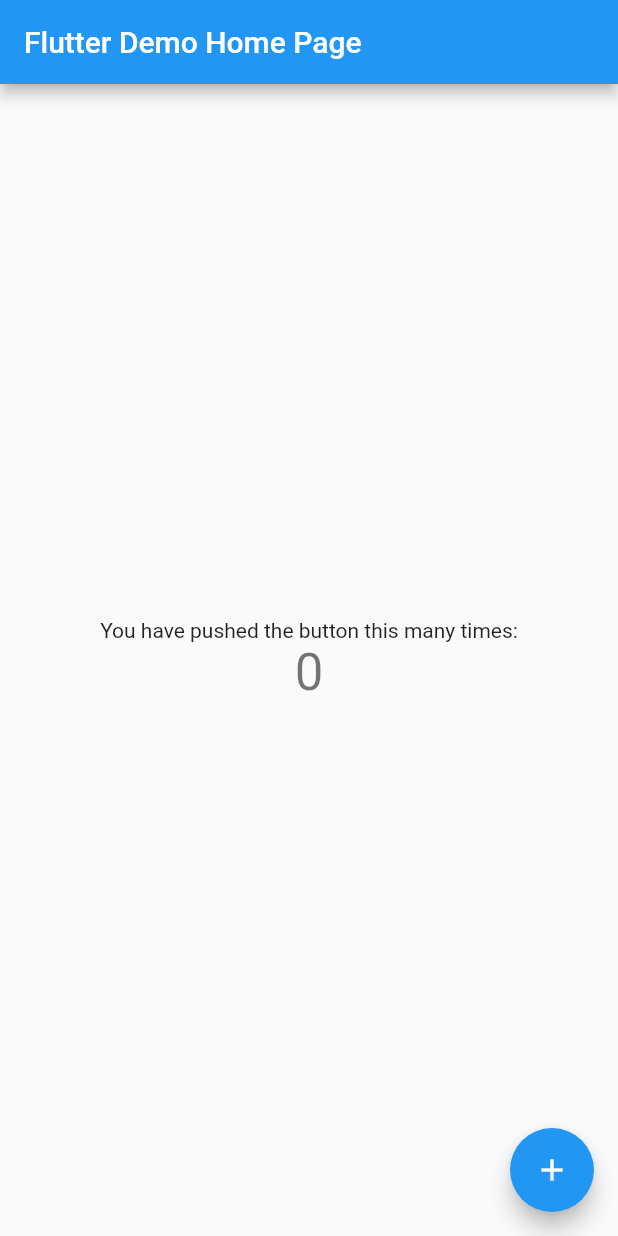
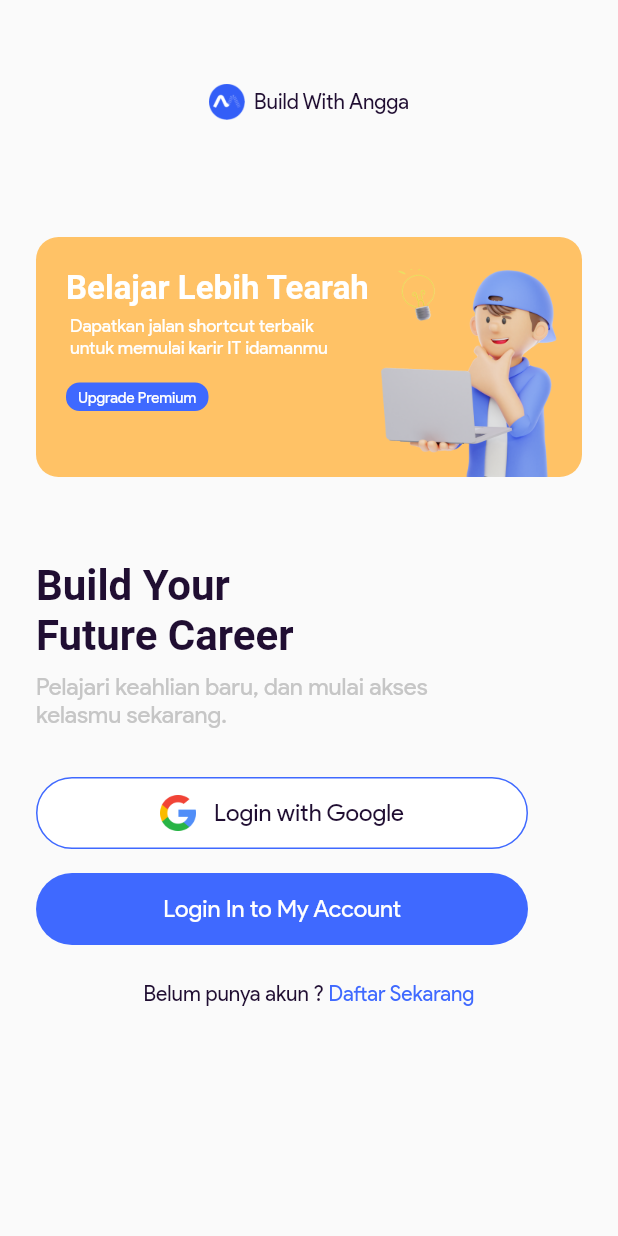
Before and after one commit to Syahro/course, a Flutter app: the screen it shows after launch, on a phone screen of 412 x 824 dp. Run offline on Flutter 3.47's test engine with Material 2 defaults, Android fonts, the phone set to English and light mode, and no system bars; Roboto replaces fonts that are missing (Product-Regular-Bold).

Commit message:
done modified loginPage, splashScreeen and add some assets or support

```diff
--- a/lib/main.dart
+++ b/lib/main.dart
@@ -1,113 +1,14 @@
+import 'package:course/pages/login_page.dart';
 import 'package:flutter/material.dart';
 
-void main() {
-  runApp(MyApp());
-}
+void main() => runApp(MyApp());
 
 class MyApp extends StatelessWidget {
-  // This widget is the root of your application.
   @override
   Widget build(BuildContext context) {
     return MaterialApp(
-      title: 'Flutter Demo',
-      theme: ThemeData(
-        // This is the theme of your application.
-        //
-        // Try running your application with "flutter run". You'll see the
-        // application has a blue toolbar. Then, without quitting the app, try
-        // changing the primarySwatch below to Colors.green and then invoke
-        // "hot reload" (press "r" in the console where you ran "flutter run",
-        // or simply save your changes to "hot reload" in a Flutter IDE).
-        // Notice that the counter didn't reset back to zero; the application
-        // is not restarted.
-        primarySwatch: Colors.blue,
-      ),
-      home: MyHomePage(title: 'Flutter Demo Home Page'),
+      debugShowCheckedModeBanner: false,
+      home: LoginPage(),
     );
   }
 }
-
-class MyHomePage extends StatefulWidget {
-  MyHomePage({Key key, this.title}) : super(key: key);
-
-  // This widget is the home page of your application. It is stateful, meaning
-  // that it has a State object (defined below) that contains fields that affect
-  // how it looks.
-
-  // This class is the configuration for the state. It holds the values (in this
-  // case the title) provided by the parent (in this case the App widget) and
-  // used by the build method of the State. Fields in a Widget subclass are
-  // always marked "final".
-
-  final String title;
-
-  @override
-  _MyHomePageState createState() => _MyHomePageState();
-}
-
-class _MyHomePageState extends State<MyHomePage> {
-  int _counter = 0;
-
-  void _incrementCounter() {
-    setState(() {
-      // This call to setState tells the Flutter framework that something has
-      // changed in this State, which causes it to rerun the build method below
-      // so that the display can reflect the updated values. If we changed
-      // _counter without calling setState(), then the build method would not be
-      // called again, and so nothing would appear to happen.
-      _counter++;
-    });
-  }
-
-  @override
-  Widget build(BuildContext context) {
-    // This method is rerun every time setState is called, for instance as done
-    // by the _incrementCounter method above.
-    //
-    // The Flutter framework has been optimized to make rerunning build methods
-    // fast, so that you can just rebuild anything that needs updating rather
-    // than having to individually change instances of widgets.
-    return Scaffold(
-      appBar: AppBar(
-        // Here we take the value from the MyHomePage object that was created by
-        // the App.build method, and use it to set our appbar title.
-        title: Text(widget.title),
-      ),
-      body: Center(
-        // Center is a layout widget. It takes a single child and positions it
-        // in the middle of the parent.
-        child: Column(
-          // Column is also a layout widget. It takes a list of children and
-          // arranges them vertically. By default, it sizes itself to fit its
-          // children horizontally, and tries to be as tall as its parent.
-          //
-          // Invoke "debug painting" (press "p" in the console, choose the
-          // "Toggle Debug Paint" action from the Flutter Inspector in Android
-          // Studio, or the "Toggle Debug Paint" command in Visual Studio Code)
-          // to see the wireframe for each widget.
-          //
-          // Column has various properties to control how it sizes itself and
-          // how it positions its children. Here we use mainAxisAlignment to
-          // center the children vertically; the main axis here is the vertical
-          // axis because Columns are vertical (the cross axis would be
-          // horizontal).
-          mainAxisAlignment: MainAxisAlignment.center,
-          children: <Widget>[
-            Text(
-              'You have pushed the button this many times:',
-            ),
-            Text(
-              '$_counter',
-              style: Theme.of(context).textTheme.headline4,
-            ),
-          ],
-        ),
-      ),
-      floatingActionButton: FloatingActionButton(
-        onPressed: _incrementCounter,
-        tooltip: 'Increment',
-        child: Icon(Icons.add),
-      ), // This trailing comma makes auto-formatting nicer for build methods.
-    );
-  }
-}
--- /dev/null
+++ b/lib/pages/login_page.dart
@@ -0,0 +1,227 @@
+import 'package:course/theme.dart';
+import 'package:flutter/material.dart';
+
+class LoginPage extends StatelessWidget {
+  @override
+  Widget build(BuildContext context) {
+    return Scaffold(
+      body: SafeArea(
+        child: ListView(
+          children: [
+            Padding(
+              padding: EdgeInsets.symmetric(
+                horizontal: defaultMargin,
+              ),
+              child: Column(
+                crossAxisAlignment: CrossAxisAlignment.start,
+                mainAxisAlignment: MainAxisAlignment.center,
+                children: [
+                  SizedBox(
+                    height: 56,
+                  ),
+                  Row(
+                    mainAxisAlignment: MainAxisAlignment.center,
+                    children: [
+                      Image.asset(
+                        'assets/logo1.png',
+                        width: 24,
+                        height: 24,
+                      ),
+                      SizedBox(
+                        width: 6,
+                      ),
+                      Text(
+                        'Build With Angga',
+                        style: regularTextStyle.copyWith(
+                          fontSize: 14,
+                          color: blackColor,
+                        ),
+                      )
+                    ],
+                  ),
+                  SizedBox(
+                    height: 78,
+                  ),
+                  Container(
+                    height: 160,
+                    width: double.infinity,
+                    decoration: BoxDecoration(
+                      color: yellowColor,
+                      borderRadius: BorderRadius.circular(15),
+                    ),
+                    child: Padding(
+                      padding: EdgeInsets.fromLTRB(
+                        20,
+                        21,
+                        16,
+                        0,
+                      ),
+                      child: Stack(
+                        children: [
+                          Row(
+                            mainAxisAlignment: MainAxisAlignment.end,
+                            children: [
+                              Image.asset(
+                                'assets/illustration_student.png',
+                                height: 139,
+                                width: 120,
+                              ),
+                            ],
+                          ),
+                          Column(
+                            crossAxisAlignment: CrossAxisAlignment.start,
+                            children: [
+                              Text(
+                                'Belajar Lebih Tearah',
+                                style: boldTextStyle.copyWith(
+                                  fontSize: 22,
+                                  color: whiteColor,
+                                  fontWeight: FontWeight.w700,
+                                ),
+                              ),
+                              SizedBox(
+                                height: 4,
+                              ),
+                              Text(
+                                ' Dapatkan jalan shortcut terbaik\n untuk memulai karir IT idamanmu',
+                                style: regularTextStyle.copyWith(
+                                  fontSize: 12,
+                                  color: whiteColor,
+                                ),
+                              ),
+                              SizedBox(
+                                height: 16,
+                              ),
+                              Container(
+                                height: 19,
+                                width: 95,
+                                decoration: BoxDecoration(
+                                  color: blueColor,
+                                  borderRadius: BorderRadius.circular(9),
+                                ),
+                                child: Center(
+                                  child: Text(
+                                    'Upgrade Premium',
+                                    style: regularTextStyle.copyWith(
+                                      fontSize: 10,
+                                      color: whiteColor,
+                                    ),
+                                  ),
+                                ),
+                              )
+                            ],
+                          ),
+                        ],
+                      ),
+                    ),
+                  ),
+                  SizedBox(
+                    height: 56,
+                  ),
+                  Text(
+                    'Build Your\nFuture Career',
+                    style: boldTextStyle.copyWith(
+                      fontSize: 28,
+                      color: blackColor,
+                      fontWeight: FontWeight.w700,
+                    ),
+                  ),
+                  SizedBox(
+                    height: 8,
+                  ),
+                  Text(
+                    'Pelajari keahlian baru, dan mulai akses\nkelasmu sekarang.',
+                    style: regularTextStyle.copyWith(
+                      fontSize: 16,
+                      color: greyColor,
+                    ),
+                  ),
+                  SizedBox(
+                    height: 32,
+                  ),
+                  Container(
+                    height: 48,
+                    width: 328,
+                    decoration: BoxDecoration(
+                      color: whiteColor,
+                      borderRadius: BorderRadius.circular(25),
+                      border: Border.all(
+                        color: blueColor,
+                      ),
+                    ),
+                    child: Row(
+                      mainAxisAlignment: MainAxisAlignment.center,
+                      children: [
+                        Image.asset(
+                          'assets/google.png',
+                          width: 24,
+                          height: 24,
+                        ),
+                        SizedBox(
+                          width: 12,
+                        ),
+                        Text(
+                          'Login with Google',
+                          style: regularTextStyle.copyWith(
+                            fontSize: 16,
+                            color: blackColor,
+                          ),
+                        )
+                      ],
+                    ),
+                  ),
+                  SizedBox(
+                    height: 16,
+                  ),
+                  Container(
+                    height: 48,
+                    width: 328,
+                    decoration: BoxDecoration(
+                      color: blueColor,
+                      borderRadius: BorderRadius.circular(25),
+                    ),
+                    child: Center(
+                      child: Text(
+                        'Login In to My Account',
+                        style: regularTextStyle.copyWith(
+                          fontSize: 16,
+                          color: whiteColor,
+                        ),
+                      ),
+                    ),
+                  ),
+                  SizedBox(
+                    height: 24,
+                  ),
+                  Center(
+                    child: Text.rich(
+                      TextSpan(
+                        text: 'Belum punya akun ? ',
+                        style: regularTextStyle.copyWith(
+                          fontSize: 14,
+                          color: blackColor,
+                        ),
+                        children: [
+                          TextSpan(
+                            text: 'Daftar Sekarang',
+                            style: regularTextStyle.copyWith(
+                              fontSize: 14,
+                              color: blueColor,
+                            ),
+                          )
+                        ],
+                      ),
+                    ),
+                  ),
+                  SizedBox(
+                    height: 139,
+                  ),
+                ],
+              ),
+            ),
+          ],
+        ),
+      ),
+    );
+  }
+}
--- /dev/null
+++ b/lib/theme.dart
@@ -0,0 +1,25 @@
+import 'package:flutter/material.dart';
+
+final double defaultMargin = 24.0;
+
+Color blackColor = Color(0XFF200E32);
+Color whiteColor = Color(0XFFFFFFFF);
+Color blueColor = Color(0XFF3F69FF);
+Color greyColor = Color(0XFFC6C6C6);
+Color yellowColor = Color(0XFFFFC266);
+
+TextStyle regularTextStyle = TextStyle(
+  fontFamily: 'Product-Regular',
+);
+
+TextStyle italicTextStyle = TextStyle(
+  fontFamily: 'Product-Regular-Italic',
+);
+
+TextStyle boldTextStyle = TextStyle(
+  fontFamily: 'Product-Regular-Bold',
+);
+
+TextStyle boldItalicTextStyle = TextStyle(
+  fontFamily: 'Product-Regular-Bold-Italic',
+);
```
Also changed, not shown: pubspec.yaml (+19 -13 lines), assets/google.png (added), assets/illustration_student.png (added), assets/logo.png (added), assets/logo1.png (added), fonts/Product-Sans-Bold-Italic.ttf (added), fonts/Product-Sans-Bold.ttf (added), fonts/Product-Sans-Italic.ttf (added), fonts/Product-Sans-Regular.ttf (added), 3 other files.
